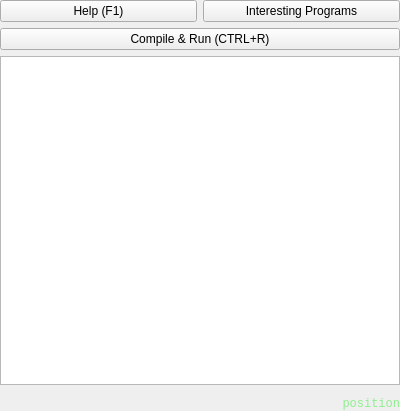
phresnel/picogen, file src/gui/widgets/QuatschSourceEditor/quatschsourceeditor.ui: the form before one commit.
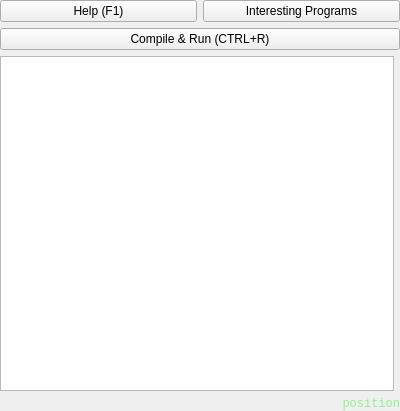
The form after the commit. Icons and pictures are not drawn. Custom widgets are drawn as their Qt base class.

Commit message: re-structure layout of preset- and quatsch-source-editor

```diff
--- a/src/gui/widgets/QuatschSourceEditor/quatschsourceeditor.ui
+++ b/src/gui/widgets/QuatschSourceEditor/quatschsourceeditor.ui
@@ -23,26 +23,7 @@
    <property name="margin">
     <number>0</number>
    </property>
-   <item row="4" column="1" colspan="2">
-    <widget class="QTextEdit" name="edit">
-     <property name="sizePolicy">
-      <sizepolicy hsizetype="Expanding" vsizetype="Expanding">
-       <horstretch>0</horstretch>
-       <verstretch>0</verstretch>
-      </sizepolicy>
-     </property>
-     <property name="lineWrapMode">
-      <enum>QTextEdit::NoWrap</enum>
-     </property>
-     <property name="tabStopWidth">
-      <number>40</number>
-     </property>
-     <property name="acceptRichText">
-      <bool>false</bool>
-     </property>
-    </widget>
-   </item>
-   <item row="6" column="2">
+   <item row="7" column="2">
     <widget class="QLabel" name="position">
      <property name="font">
       <font>
@@ -91,8 +72,31 @@
      </property>
     </widget>
    </item>
-   <item row="5" column="1" colspan="2">
-    <widget class="QuatschPreview" name="quatschPreview" native="true"/>
+   <item row="6" column="1" colspan="2">
+    <layout class="QHBoxLayout" name="horizontalLayout">
+     <item>
+      <widget class="QTextEdit" name="edit">
+       <property name="sizePolicy">
+        <sizepolicy hsizetype="Expanding" vsizetype="Expanding">
+         <horstretch>0</horstretch>
+         <verstretch>0</verstretch>
+        </sizepolicy>
+       </property>
+       <property name="lineWrapMode">
+        <enum>QTextEdit::NoWrap</enum>
+       </property>
+       <property name="tabStopWidth">
+        <number>40</number>
+       </property>
+       <property name="acceptRichText">
+        <bool>false</bool>
+       </property>
+      </widget>
+     </item>
+     <item>
+      <widget class="QuatschPreview" name="quatschPreview" native="true"/>
+     </item>
+    </layout>
    </item>
   </layout>
  </widget>
```
Left out of the diff: 6 changed lines with no effect on the pictures. The commit also changes 1 other file.
